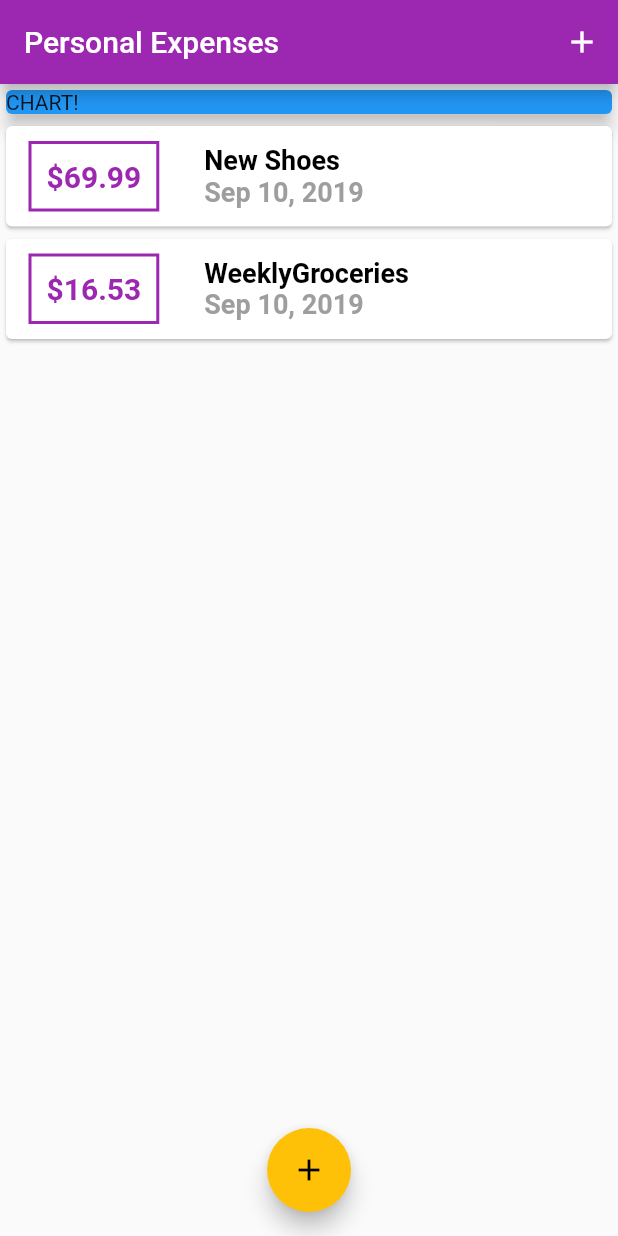
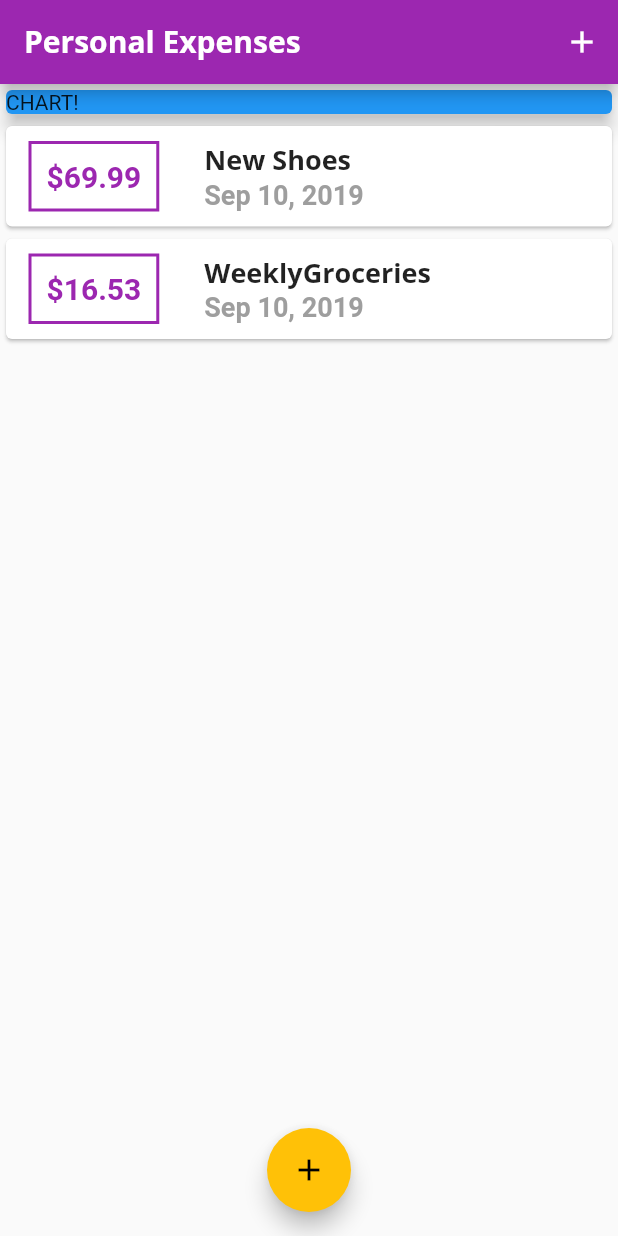
Before and after one commit to sthprashant/personal_expenses_app, a Flutter app: the screen it shows after launch, on a phone screen of 412 x 824 dp. Run offline on Flutter 3.47's test engine with Material 2 defaults, Android fonts, the phone set to English and light mode, and no system bars.

Commit message:
more on themeing: appbartheme, texttheme, title theme etc

```diff
--- a/lib/main.dart
+++ b/lib/main.dart
@@ -15,6 +15,23 @@ class MyApp extends StatelessWidget {
       theme: ThemeData(
         primarySwatch: Colors.purple,
         accentColor: Colors.amber,
+        fontFamily: 'Quicksand',
+        textTheme: ThemeData.light().textTheme.copyWith(
+              title: TextStyle(
+                fontFamily: 'OpenSans',
+                fontWeight: FontWeight.bold,
+                fontSize: 18,
+              ),
+            ),
+        appBarTheme: AppBarTheme(
+          textTheme: ThemeData.light().textTheme.copyWith(
+                title: TextStyle(
+                  fontFamily: 'OpenSans',
+                  fontSize: 20,
+                  fontWeight: FontWeight.bold,
+                ),
+              ),
+        ),
       ),
       home: MyHomePage(),
     );
@@ -61,7 +78,7 @@ class _MyHomePageState extends State<MyHomePage> {
       context: ctx,
       builder: (_) {
         return GestureDetector(
-          onTap: (){},
+          onTap: () {},
           child: NewTransaction(_addNewTransaction),
           behavior: HitTestBehavior.opaque,
         );
--- a/lib/widgets/transaction_list.dart
+++ b/lib/widgets/transaction_list.dart
@@ -48,11 +48,7 @@ class TransactionList extends StatelessWidget {
                     children: <Widget>[
                       Text(
                         transactions[index].title,
-                        style: TextStyle(
-                          color: Colors.black,
-                          fontSize: 18,
-                          fontWeight: FontWeight.bold,
-                        ),
+                        style:Theme.of(context).textTheme.title,
                       ),
                       Text(
                         DateFormat.yMMMd().format(transactions[index].date),
```
Also changed, not shown: pubspec.yaml (+11 -6 lines), assets/fonts/OpenSans-Bold.ttf (added), assets/fonts/OpenSans-Regular.ttf (added), assets/fonts/Quicksand-Bold.ttf (added), assets/fonts/Quicksand-Light.ttf (added), assets/fonts/Quicksand-Medium.ttf (added), assets/fonts/Quicksand-Regular.ttf (added).
